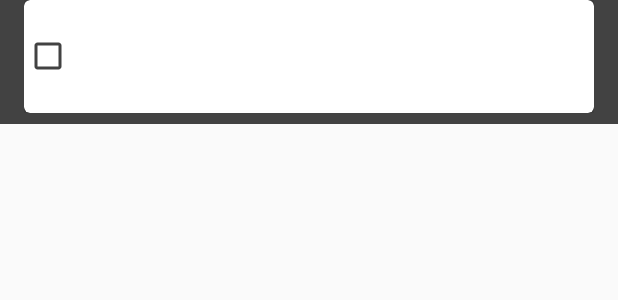
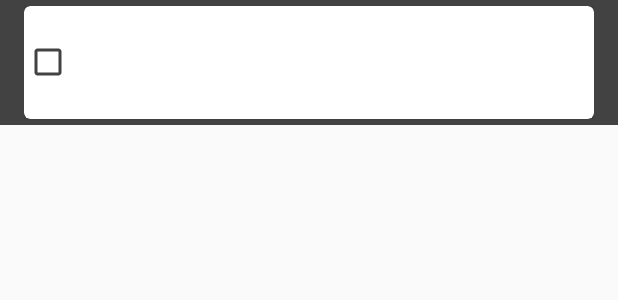
Before and after one commit to caioscalon/Tasks4Fun, an Android app: the layout rv_item.xml on its own in the app's theme, with its tools: preview values and no code run, on a phone screen of 412 x 824 dp. Shown: the top 300 px of the screen. Run offline under Robolectric (Android 15) with nearby library versions, the phone set to English and light mode, and no system bars.

Commit message:
Ultimos ajustes p/ apresentação

```diff
--- a/app/src/main/res/layout/activity_recompensas.xml
+++ b/app/src/main/res/layout/activity_recompensas.xml
@@ -2,8 +2,8 @@
     xmlns:tools="http://schemas.android.com/tools"
     android:layout_width="match_parent"
     android:layout_height="match_parent"
-    android:background="@color/cardview_dark_background"
     android:orientation="vertical"
+    android:visibility="visible"
     tools:context=".Recompensas">
 
     <TextView
--- a/app/src/main/res/layout/rv_item.xml
+++ b/app/src/main/res/layout/rv_item.xml
@@ -3,10 +3,10 @@
     android:layout_width="match_parent"
     android:layout_height="wrap_content"
     android:background="@color/cardview_dark_background"
-    android:paddingBottom="7dp"
+    android:paddingBottom="4dp"
     android:paddingLeft="@dimen/activity_horizontal_margin"
     android:paddingRight="@dimen/activity_horizontal_margin"
-    android:paddingTop="0dp"
+    android:paddingTop="4dp"
     tools:context=".MainActivity">
 
     <android.support.v7.widget.CardView xmlns:card_view="http://schemas.android.com/apk/res-auto"
```
